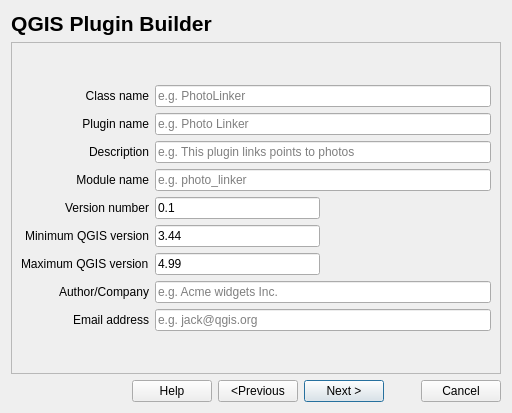
jonah-sullivan/Qgis-Plugin-Builder, file plugin_builder_dialog_base.ui: the form before one commit.
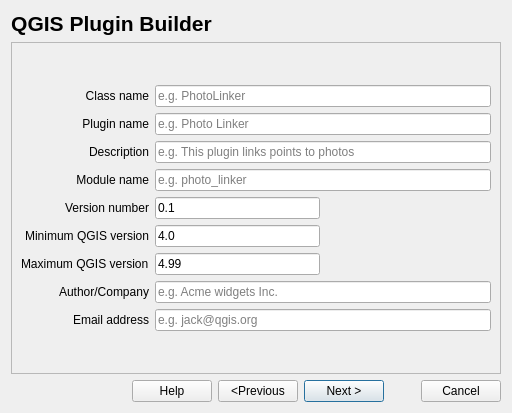
The form after the commit.

```diff
--- a/plugin_builder_dialog_base.ui
+++ b/plugin_builder_dialog_base.ui
@@ -311,10 +311,10 @@
           <string>Minimum QGIS minor version required for this plugin to work e.g. 3.0</string>
          </property>
          <property name="text">
-          <string>3.44</string>
+          <string>4.0</string>
          </property>
          <property name="placeholderText">
-          <string>e.g. 3.0</string>
+          <string>e.g. 4.0</string>
          </property>
         </widget>
        </item>
```
Left out of the diff: 2 changed lines with no effect on the pictures.
